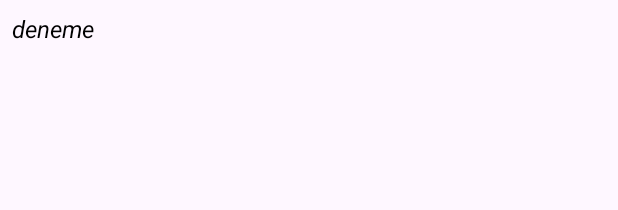
After one commit to esrakmas/HavaDurumuUygulamasi, an Android app: the layout item_suggestion.xml on its own in the app's theme, with its tools: preview values and no code run, on a phone screen of 412 x 824 dp. The commit adds this screen. Shown: the top 210 px of the screen. Run offline under Robolectric (Android 15) with nearby library versions, the phone set to English and light mode, and no system bars.

Commit message:
suggestion eklendi

```diff
--- /dev/null
+++ b/app/src/main/res/layout/item_suggestion.xml
@@ -0,0 +1,16 @@
+<?xml version="1.0" encoding="utf-8"?>
+<LinearLayout xmlns:android="http://schemas.android.com/apk/res/android"
+    android:layout_width="match_parent"
+    android:layout_height="wrap_content"
+    android:orientation="vertical"
+    android:padding="8dp">
+
+    <TextView
+        android:id="@+id/textView"
+        android:layout_width="wrap_content"
+        android:layout_height="wrap_content"
+        android:text="deneme"
+        android:textColor="@color/black"
+        android:textSize="16sp"
+        android:textStyle="italic" />
+</LinearLayout>
```
Also changed, not shown: app/src/main/java/com/example/havadurumuuygulamasi/MainActivity.kt (+60 -1 lines), app/src/main/res/drawable/listview_bg.xml (added, +14 -0 lines), app/src/main/res/drawable/rainy3_night.xml (added, +42 -0 lines), app/src/main/res/layout/activity_main.xml (+11 -0 lines), app/src/main/res/drawable/rainy3_night.png (deleted).
